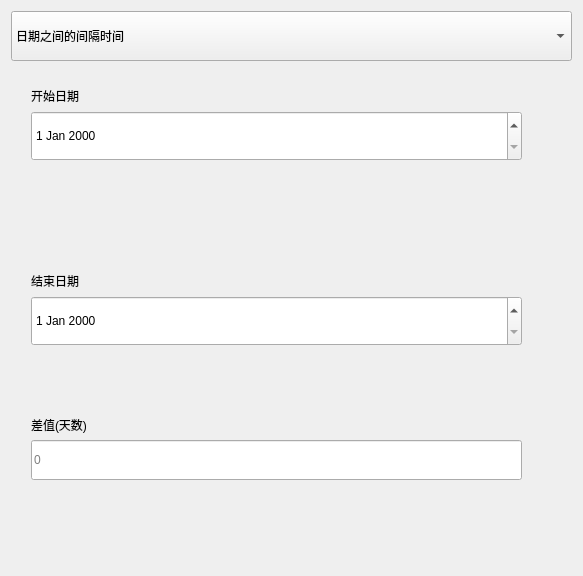
This is fianlexam/date.ui in cx-ym/QtCourse as Qt 5 draws it before an edit. The edited form follows.
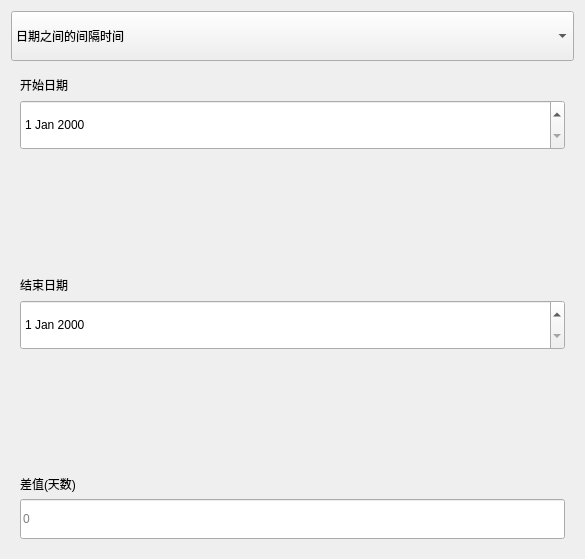
This is the edited form. The open tabs and pages were chosen to show the change.

```diff
--- a/fianlexam/date.ui
+++ b/fianlexam/date.ui
@@ -6,8 +6,8 @@
    <rect>
     <x>0</x>
     <y>0</y>
-    <width>583</width>
-    <height>576</height>
+    <width>585</width>
+    <height>559</height>
    </rect>
   </property>
   <property name="windowTitle">
@@ -40,15 +40,8 @@
       <number>1</number>
      </property>
      <widget class="QWidget" name="page">
-      <widget class="QWidget" name="layoutWidget">
-       <property name="geometry">
-        <rect>
-         <x>20</x>
-         <y>20</y>
-         <width>491</width>
-         <height>393</height>
-        </rect>
-       </property>
+      <layout class="QVBoxLayout" name="verticalLayout_9">
+       <item>
        <layout class="QVBoxLayout" name="verticalLayout">
         <item>
          <widget class="QLabel" name="label">
@@ -131,7 +124,8 @@
          </widget>
         </item>
        </layout>
-      </widget>
+       </item>
+      </layout>
      </widget>
      <widget class="QWidget" name="page_2">
       <layout class="QVBoxLayout" name="verticalLayout_8">
```
Left out of the diff: 2 changed lines with no effect on the pictures. Lines whose indentation alone changed are shown as unchanged.
